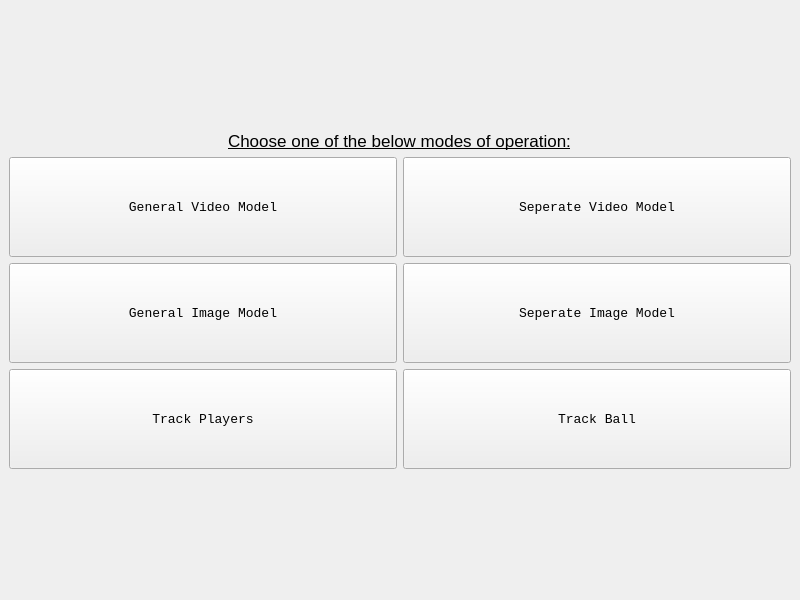
Above: GUI/mode_chooser.ui from NoureldinYosri/Graduation-Project before the change. Below: the same form after it.
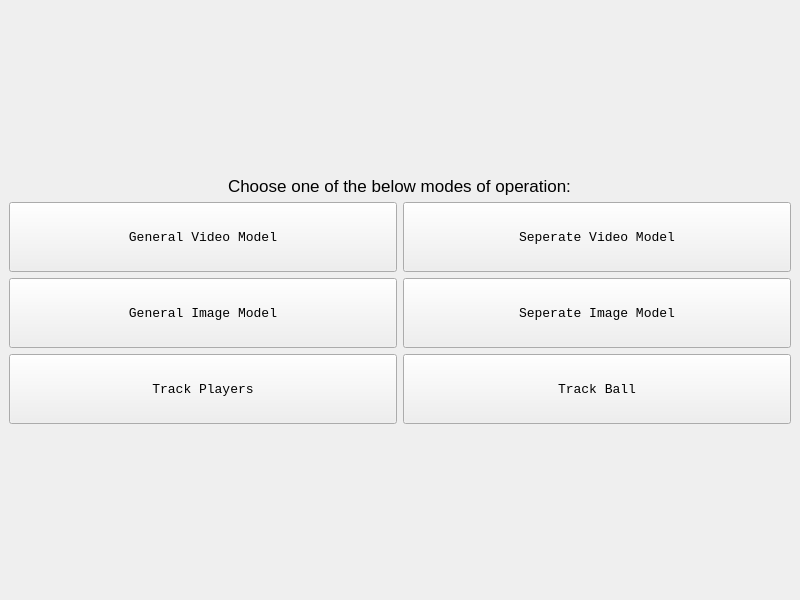
That is the form after the change.

Patch:
```diff
--- a/GUI/mode_chooser.ui
+++ b/GUI/mode_chooser.ui
@@ -22,7 +22,7 @@
         <property name="minimumSize">
          <size>
           <width>0</width>
-          <height>100</height>
+          <height>70</height>
          </size>
         </property>
         <property name="font">
@@ -47,7 +47,7 @@
         <property name="minimumSize">
          <size>
           <width>0</width>
-          <height>100</height>
+          <height>70</height>
          </size>
         </property>
         <property name="font">
@@ -72,7 +72,7 @@
         <property name="minimumSize">
          <size>
           <width>0</width>
-          <height>100</height>
+          <height>70</height>
          </size>
         </property>
         <property name="font">
@@ -105,7 +105,7 @@
           <family>Arial</family>
           <pointsize>13</pointsize>
           <italic>false</italic>
-          <underline>true</underline>
+          <underline>false</underline>
          </font>
         </property>
         <property name="text">
@@ -118,7 +118,7 @@
         <property name="minimumSize">
          <size>
           <width>0</width>
-          <height>100</height>
+          <height>70</height>
          </size>
         </property>
         <property name="font">
@@ -143,7 +143,7 @@
         <property name="minimumSize">
          <size>
           <width>0</width>
-          <height>100</height>
+          <height>70</height>
          </size>
         </property>
         <property name="font">
@@ -162,7 +162,7 @@
         <property name="minimumSize">
          <size>
           <width>0</width>
-          <height>100</height>
+          <height>70</height>
          </size>
         </property>
         <property name="font">
```
